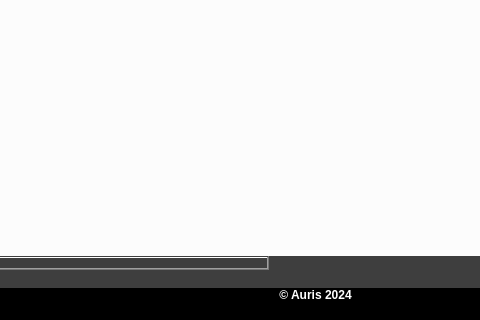
Above: form/MainApp.ui from MateusRabelo/python-pyside6-Bhub before the change; both pictures show x 267 to 747 and y 285 to 605 of the 965 by 605 pixel window. Below: the same form after it.
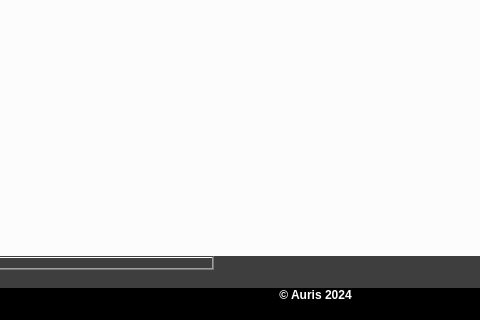
That is the form after the change. The open tabs and pages were chosen to show the change. Icons and pictures are not drawn.

Diff of the .ui file:
```diff
--- a/form/MainApp.ui
+++ b/form/MainApp.ui
@@ -733,6 +733,16 @@
                         <string>MUNICÍPIO</string>
                        </property>
                       </column>
+                      <column>
+                       <property name="text">
+                        <string>UF</string>
+                       </property>
+                      </column>
+                      <column>
+                       <property name="text">
+                        <string>CEP</string>
+                       </property>
+                      </column>
                       <column>
                        <property name="text">
                         <string>TELEFONE</string>
```
